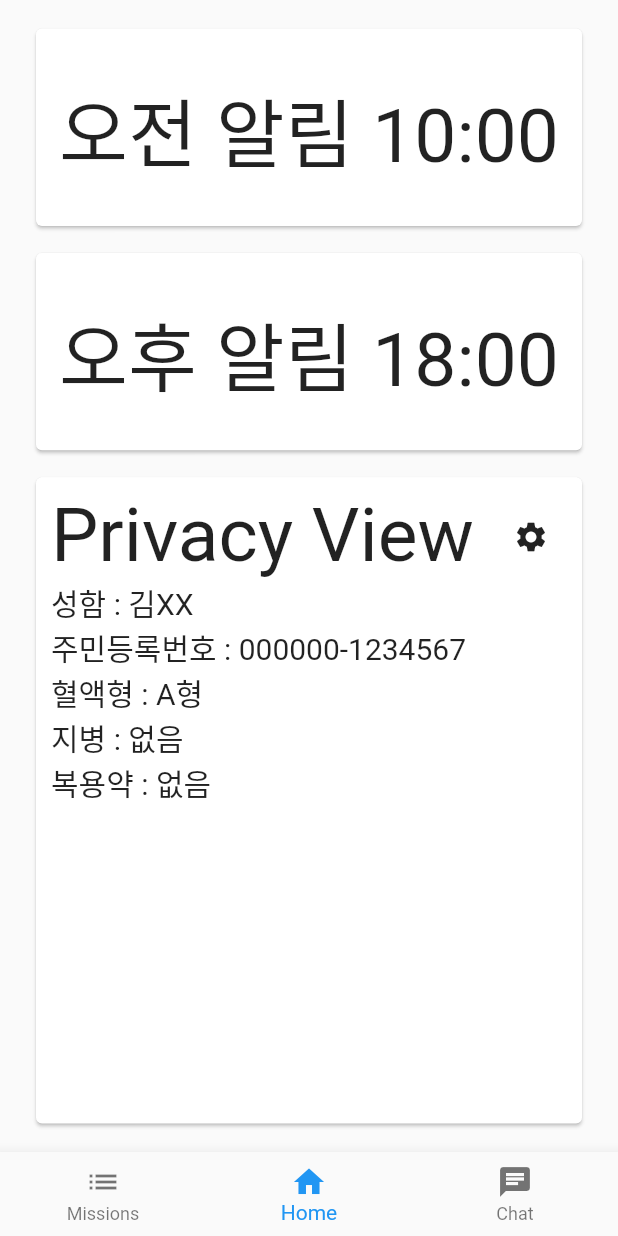
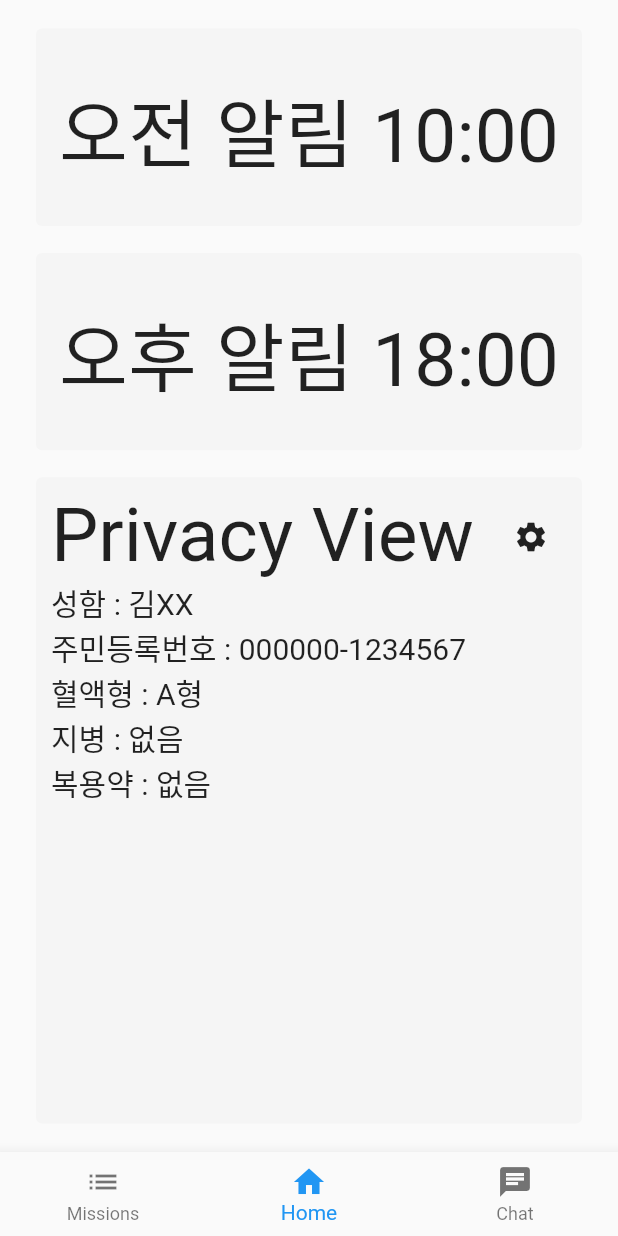
Before and after one commit to GDSC-CAU/Wiro-Flutter-App, a Flutter app: the screen it shows once a user with an empty profile is signed in, on a phone screen of 412 x 824 dp. Run offline on Flutter 3.47's test engine with Material 2 defaults, Android fonts, the phone set to English and light mode, and no system bars; our stand-ins replace firebase_auth, firebase_core, google_sign_in; accounts and stored records are empty; generated files the repository leaves out were written again.

Commit message:
Update Home Page : Adjust Card Color

```diff
--- a/lib/pages/Base/Home.dart
+++ b/lib/pages/Base/Home.dart
@@ -45,6 +45,8 @@ class TimeCard extends StatelessWidget {
     return Padding(
       padding: const EdgeInsets.fromLTRB(10.0, 5.0, 10.0, 5.0),
       child: Card(
+        color: const Color(0xFFF5F5F5),
+        elevation: 0.0,
         child: SizedBox(
           height: double.infinity,
           width: double.infinity,
@@ -105,6 +107,8 @@ class PrivacyCard extends StatelessWidget {
     return Padding(
       padding: const EdgeInsets.fromLTRB(10.0, 5.0, 10.0, 5.0),
       child: Card(
+        color: const Color(0xFFF5F5F5),
+        elevation: 0.0,
         child: Padding(
           padding: const EdgeInsets.all(10.0),
           child: SizedBox(
```
